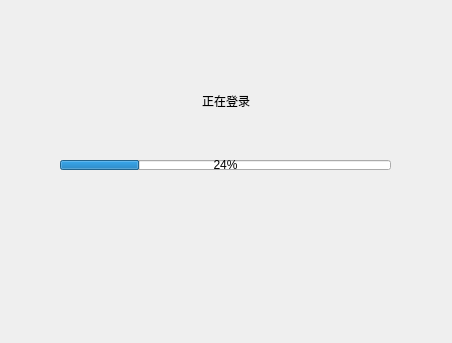
Above: qdlglogin.ui from WangQuanLiu/WeCloud before the change. Below: the same form after it.
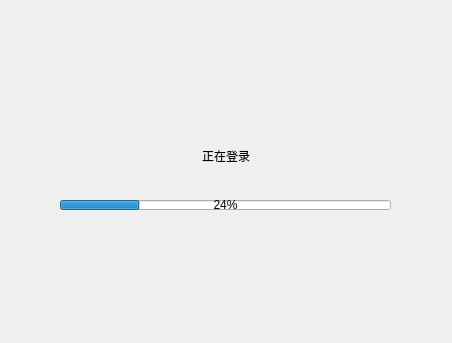
That is the form after the change. Custom widgets are drawn as their Qt base class.

```diff
--- a/qdlglogin.ui
+++ b/qdlglogin.ui
@@ -511,7 +511,7 @@
      <property name="geometry">
       <rect>
        <x>50</x>
-       <y>160</y>
+       <y>200</y>
        <width>331</width>
        <height>10</height>
       </rect>
@@ -524,34 +524,75 @@
      <property name="geometry">
       <rect>
        <x>10</x>
-       <y>60</y>
+       <y>50</y>
        <width>411</width>
-       <height>81</height>
+       <height>128</height>
       </rect>
      </property>
-     <layout class="QHBoxLayout" name="horizontalLayout_8">
-      <item>
-       <spacer name="horizontalSpacer_11">
+     <layout class="QGridLayout" name="gridLayout">
+      <item row="1" column="1">
+       <layout class="QHBoxLayout" name="horizontalLayout_8">
+        <item>
+         <widget class="QLabel" name="page2LabelWelcome">
+          <property name="minimumSize">
+           <size>
+            <width>0</width>
+            <height>40</height>
+           </size>
+          </property>
+          <property name="maximumSize">
+           <size>
+            <width>16777215</width>
+            <height>40</height>
+           </size>
+          </property>
+          <property name="text">
+           <string>正在登录</string>
+          </property>
+          <property name="alignment">
+           <set>Qt::AlignCenter</set>
+          </property>
+         </widget>
+        </item>
+       </layout>
+      </item>
+      <item row="0" column="1">
+       <widget class="QLabel" name="page2Icon">
+        <property name="minimumSize">
+         <size>
+          <width>100</width>
+          <height>80</height>
+         </size>
+        </property>
+        <property name="maximumSize">
+         <size>
+          <width>75</width>
+          <height>80</height>
+         </size>
+        </property>
+        <property name="text">
+         <string/>
+        </property>
+       </widget>
+      </item>
+      <item row="0" column="2">
+       <spacer name="horizontalSpacer_6">
         <property name="orientation">
          <enum>Qt::Horizontal</enum>
         </property>
+        <property name="sizeType">
+         <enum>QSizePolicy::MinimumExpanding</enum>
+        </property>
         <property name="sizeHint" stdset="0">
          <size>
-          <width>40</width>
+          <width>35</width>
           <height>20</height>
          </size>
         </property>
        </spacer>
       </item>
-      <item>
-       <widget class="QLabel" name="page2LabelWelcome">
-        <property name="text">
-         <string>正在登录</string>
-        </property>
-       </widget>
-      </item>
-      <item>
-       <spacer name="horizontalSpacer_12">
+      <item row="0" column="0">
+       <spacer name="horizontalSpacer">
         <property name="orientation">
          <enum>Qt::Horizontal</enum>
         </property>
```
Left out of the diff: 8 changed lines with no effect on the pictures.
